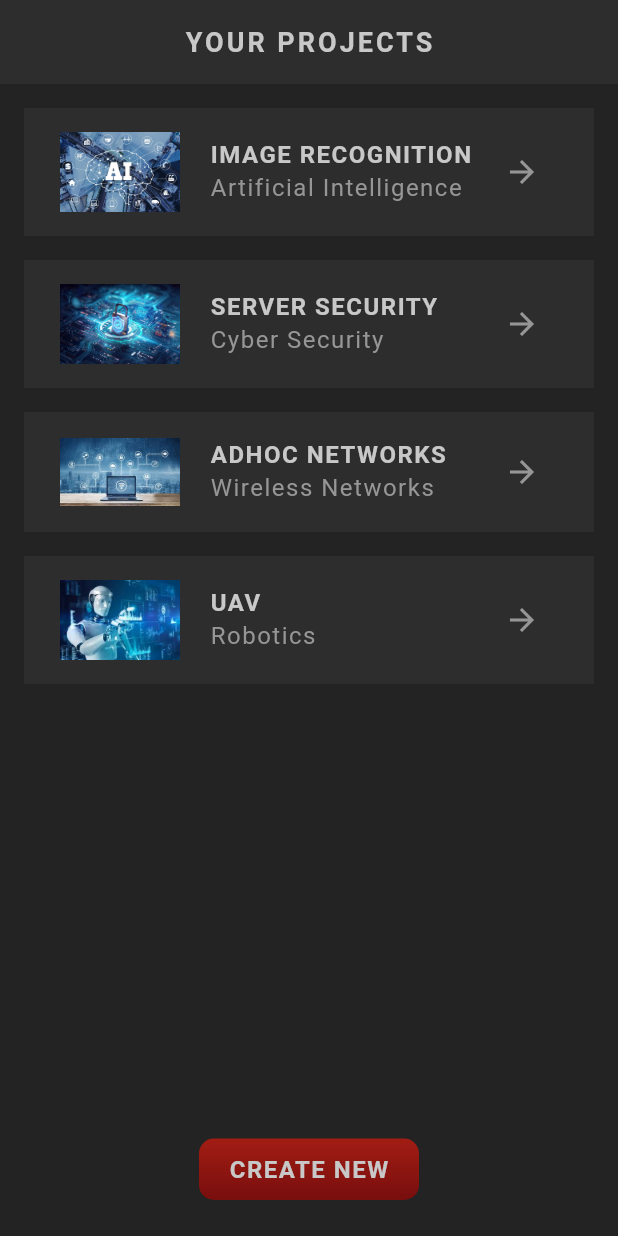
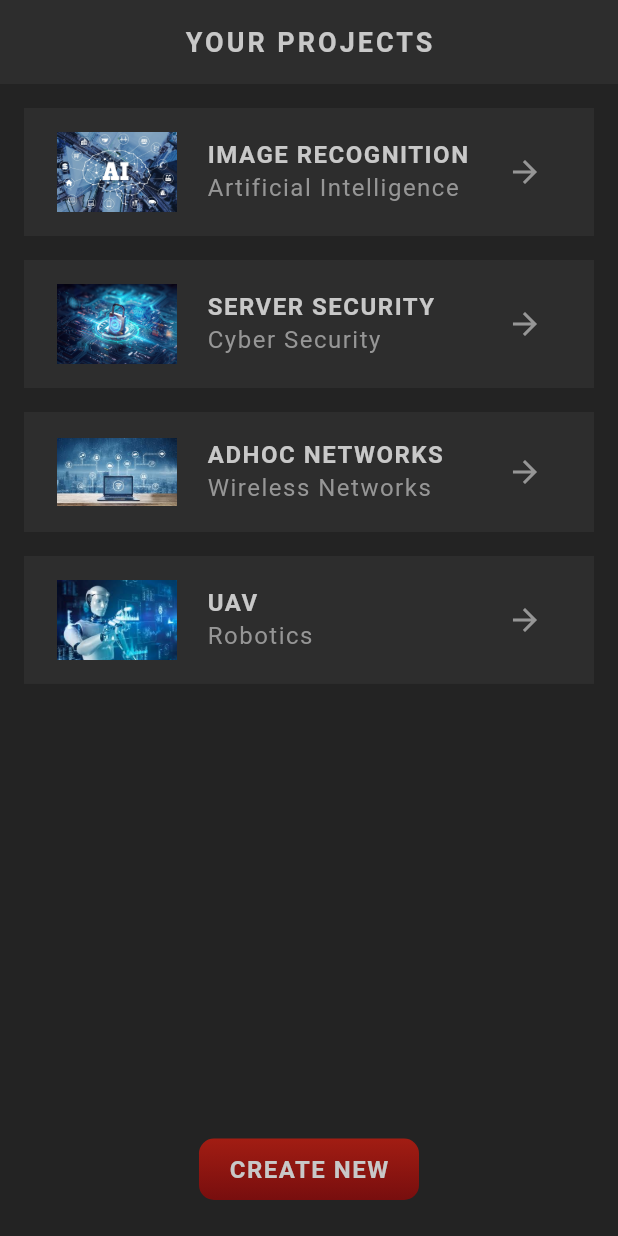
Before and after one commit to priyagupta-js/basics_flutter_projects, a Flutter app: the screen it shows after launch, on a phone screen of 412 x 824 dp. Run offline on Flutter 3.47's test engine with Material 3 defaults, Android fonts, the phone set to English and light mode, and no system bars; our stand-ins replace google_fonts; Roboto replaces fonts that are missing (Kanit).

Commit message:
Update Styling

```diff
--- a/model/lib/screens/create/create.dart
+++ b/model/lib/screens/create/create.dart
@@ -55,6 +55,7 @@ class _CreateState extends State<Create> {
               actionsAlignment: MainAxisAlignment.center,
             );
           });
+      return;
     }
     if (_descriptionController.text.trim().isEmpty) {
       // show error dialog box
@@ -74,6 +75,7 @@ class _CreateState extends State<Create> {
               actionsAlignment: MainAxisAlignment.center,
             );
           });
+      return;
     }
     projects.add(Project(
         title: _titleController.text.trim(),
--- a/model/lib/screens/home/project_card.dart
+++ b/model/lib/screens/home/project_card.dart
@@ -13,20 +13,22 @@ class ProjectCard extends StatelessWidget {
   Widget build(BuildContext context) {
     return Card(
       child: Padding(
-        padding: const EdgeInsets.symmetric(horizontal: 24, vertical: 16),
+        padding: const EdgeInsets.symmetric(horizontal: 22, vertical: 16),
         child: Row(
           children: [
             Image.asset('assets/img/category/${project.category.image}',
                 width: 80),
             const SizedBox(width: 20),
-            Column(
-              crossAxisAlignment: CrossAxisAlignment.start,
-              children: [
-                StyledHeading(project.title),
-                StyledText(project.category.title),
-              ],
+            Expanded(
+              child: Column(
+                crossAxisAlignment: CrossAxisAlignment.start,
+                children: [
+                  StyledHeading(project.title),
+                  StyledText(project.category.title),
+                ],
+              ),
             ),
-            const Expanded(child: SizedBox()),
+            // Expanded(child: SizedBox()),
             IconButton(
               onPressed: () {
                 Navigator.push(
```
